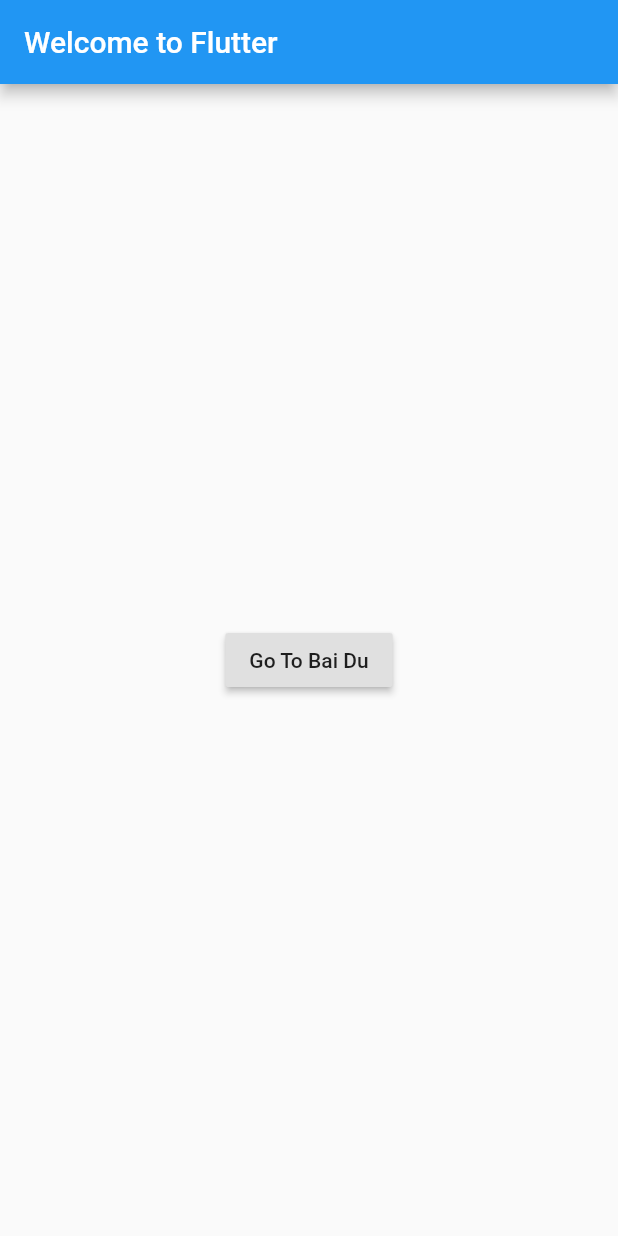
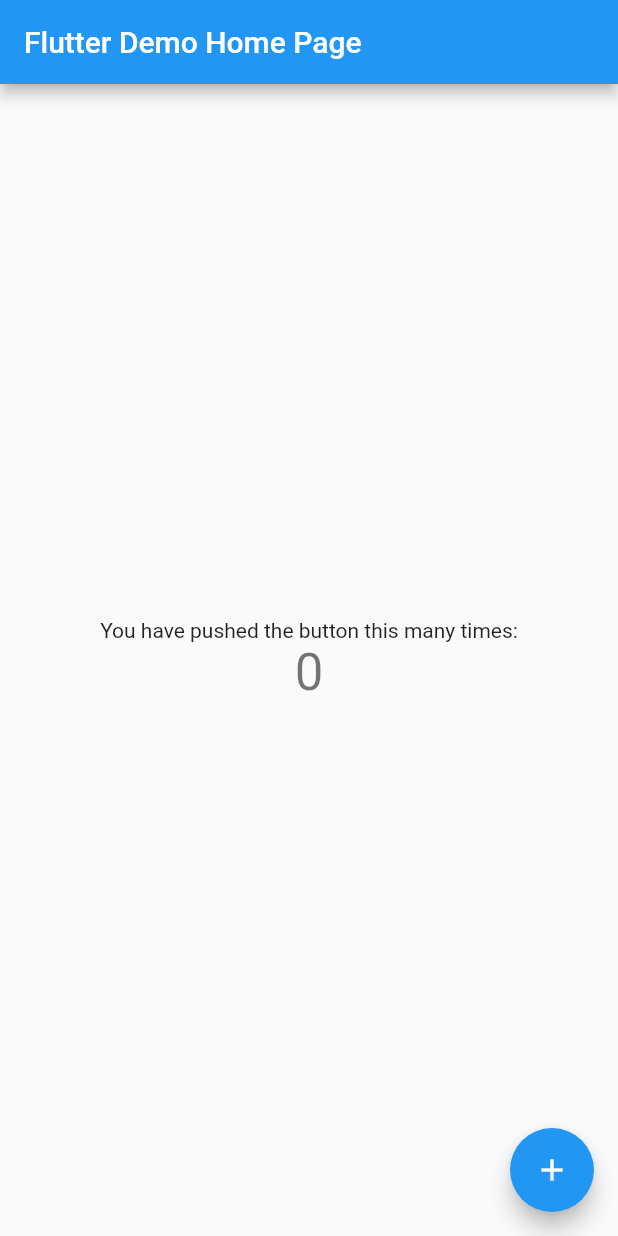
Before and after one commit to GavinKangDeveloper/flutter, a Flutter app: the screen it shows after launch, on a phone screen of 412 x 824 dp. Run offline on Flutter 3.47's test engine with Material 2 defaults, Android fonts, the phone set to English and light mode, and no system bars.

Commit message:
新建项目初始化类的内容

```diff
--- a/lib/main.dart
+++ b/lib/main.dart
@@ -1,32 +1,117 @@
-// Copyright 2018 The Flutter team. All rights reserved.
-// Use of this source code is governed by a BSD-style license that can be
-// found in the LICENSE file.
+import 'package:flutter/material.dart';
 
-import 'package:flutter/material.dart';
-import 'package:flutter/foundation.dart';
-import 'package:url_launcher/url_launcher.dart';
-
-void main() => runApp(MyApp());
+void main() {
+  runApp(MyApp());
+}
 
 class MyApp extends StatelessWidget {
+  // This widget is the root of your application.
   @override
   Widget build(BuildContext context) {
     return MaterialApp(
-      title: 'Welcome to Flutter',
-      home: Scaffold(
-        appBar: AppBar(
-          title: Text('Welcome to Flutter'),
-        ),
-        body: Center(
-          child: RaisedButton(
-            onPressed: () {
-              const url = 'https://www.baidu.com';
-              launch(url);
-            },
-            child: Text('Go To Bai Du'),
-          ),
-        ),
+      title: 'Flutter Demo',
+      theme: ThemeData(
+        // This is the theme of your application.
+        //
+        // Try running your application with "flutter run". You'll see the
+        // application has a blue toolbar. Then, without quitting the app, try
+        // changing the primarySwatch below to Colors.green and then invoke
+        // "hot reload" (press "r" in the console where you ran "flutter run",
+        // or simply save your changes to "hot reload" in a Flutter IDE).
+        // Notice that the counter didn't reset back to zero; the application
+        // is not restarted.
+        primarySwatch: Colors.blue,
+        // This makes the visual density adapt to the platform that you run
+        // the app on. For desktop platforms, the controls will be smaller and
+        // closer together (more dense) than on mobile platforms.
+        visualDensity: VisualDensity.adaptivePlatformDensity,
       ),
+      home: MyHomePage(title: 'Flutter Demo Home Page'),
     );
   }
 }
+
+class MyHomePage extends StatefulWidget {
+  MyHomePage({Key key, this.title}) : super(key: key);
+
+  // This widget is the home page of your application. It is stateful, meaning
+  // that it has a State object (defined below) that contains fields that affect
+  // how it looks.
+
+  // This class is the configuration for the state. It holds the values (in this
+  // case the title) provided by the parent (in this case the App widget) and
+  // used by the build method of the State. Fields in a Widget subclass are
+  // always marked "final".
+
+  final String title;
+
+  @override
+  _MyHomePageState createState() => _MyHomePageState();
+}
+
+class _MyHomePageState extends State<MyHomePage> {
+  int _counter = 0;
+
+  void _incrementCounter() {
+    setState(() {
+      // This call to setState tells the Flutter framework that something has
+      // changed in this State, which causes it to rerun the build method below
+      // so that the display can reflect the updated values. If we changed
+      // _counter without calling setState(), then the build method would not be
+      // called again, and so nothing would appear to happen.
+      _counter++;
+    });
+  }
+
+  @override
+  Widget build(BuildContext context) {
+    // This method is rerun every time setState is called, for instance as done
+    // by the _incrementCounter method above.
+    //
+    // The Flutter framework has been optimized to make rerunning build methods
+    // fast, so that you can just rebuild anything that needs updating rather
+    // than having to individually change instances of widgets.
+    return Scaffold(
+      appBar: AppBar(
+        // Here we take the value from the MyHomePage object that was created by
+        // the App.build method, and use it to set our appbar title.
+        title: Text(widget.title),
+      ),
+      body: Center(
+        // Center is a layout widget. It takes a single child and positions it
+        // in the middle of the parent.
+        child: Column(
+          // Column is also a layout widget. It takes a list of children and
+          // arranges them vertically. By default, it sizes itself to fit its
+          // children horizontally, and tries to be as tall as its parent.
+          //
+          // Invoke "debug painting" (press "p" in the console, choose the
+          // "Toggle Debug Paint" action from the Flutter Inspector in Android
+          // Studio, or the "Toggle Debug Paint" command in Visual Studio Code)
+          // to see the wireframe for each widget.
+          //
+          // Column has various properties to control how it sizes itself and
+          // how it positions its children. Here we use mainAxisAlignment to
+          // center the children vertically; the main axis here is the vertical
+          // axis because Columns are vertical (the cross axis would be
+          // horizontal).
+          mainAxisAlignment: MainAxisAlignment.center,
+          children: <Widget>[
+            Text(
+              'You have pushed the button this many times:',
+            ),
+            Text(
+              '$_counter',
+              style: Theme.of(context).textTheme.headline4,
+            ),
+          ],
+        ),
+      ),
+      floatingActionButton: FloatingActionButton(
+        onPressed: _incrementCounter,
+        tooltip: 'Increment',
+        child: Icon(Icons.add),
+      ), // This trailing comma makes auto-formatting nicer for build methods.
+    );
+  }
+}
```
